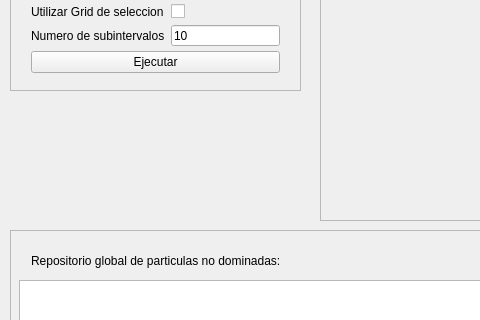
The window that mainwindow.ui (antonioaraujob/omopep) describes before a commit, drawn with Qt 5; both pictures show x 0 to 480 and y 256 to 576 of the 832 by 717 pixel window.
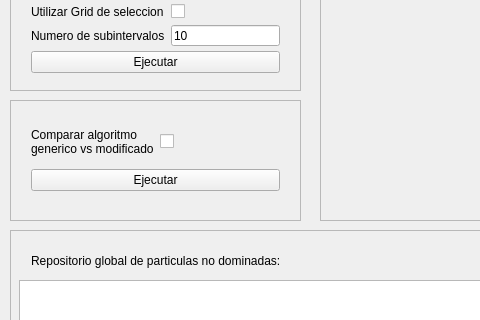
The same window after the commit. Custom widgets are drawn as their Qt base class.

Commit message: Agregado check y botón para ejecución de comparación gráfica de soluciones no dominadas de los algoritmos implementados (genérico vs. modificado)

```diff
--- a/mainwindow.ui
+++ b/mainwindow.ui
@@ -262,6 +262,62 @@
      </property>
     </widget>
    </widget>
+   <widget class="QFrame" name="frame_2">
+    <property name="geometry">
+     <rect>
+      <x>10</x>
+      <y>320</y>
+      <width>291</width>
+      <height>121</height>
+     </rect>
+    </property>
+    <property name="frameShape">
+     <enum>QFrame::StyledPanel</enum>
+    </property>
+    <property name="frameShadow">
+     <enum>QFrame::Raised</enum>
+    </property>
+    <widget class="QWidget" name="verticalLayoutWidget_2">
+     <property name="geometry">
+      <rect>
+       <x>10</x>
+       <y>10</y>
+       <width>271</width>
+       <height>101</height>
+      </rect>
+     </property>
+     <layout class="QVBoxLayout" name="verticalLayout_2">
+      <item>
+       <layout class="QHBoxLayout" name="horizontalLayout_2">
+        <item>
+         <widget class="QLabel" name="label_10">
+          <property name="text">
+           <string>Comparar algoritmo generico vs modificado</string>
+          </property>
+          <property name="wordWrap">
+           <bool>true</bool>
+          </property>
+         </widget>
+        </item>
+        <item>
+         <widget class="QCheckBox" name="checkBoxComparation">
+          <property name="text">
+           <string/>
+          </property>
+         </widget>
+        </item>
+       </layout>
+      </item>
+      <item>
+       <widget class="QPushButton" name="pushButtonCompareAlgorithms">
+        <property name="text">
+         <string>Ejecutar</string>
+        </property>
+       </widget>
+      </item>
+     </layout>
+    </widget>
+   </widget>
   </widget>
   <widget class="QMenuBar" name="menuBar">
    <property name="geometry">
```
The commit also changes 2 other files.
